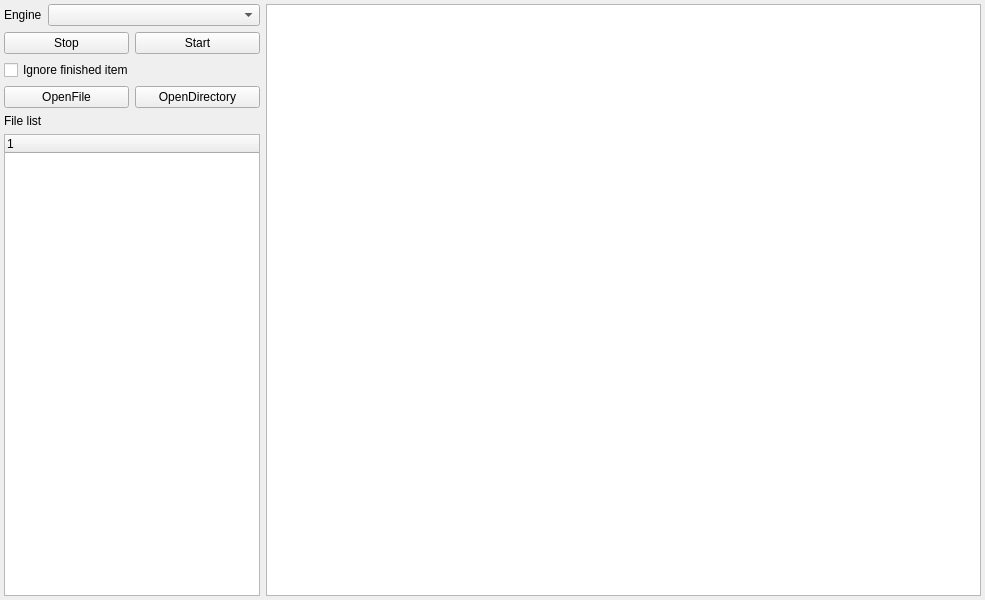
x-tools-author/x-tools, file xapps/xlinguist/src/mainwindow.ui: the form before one commit.
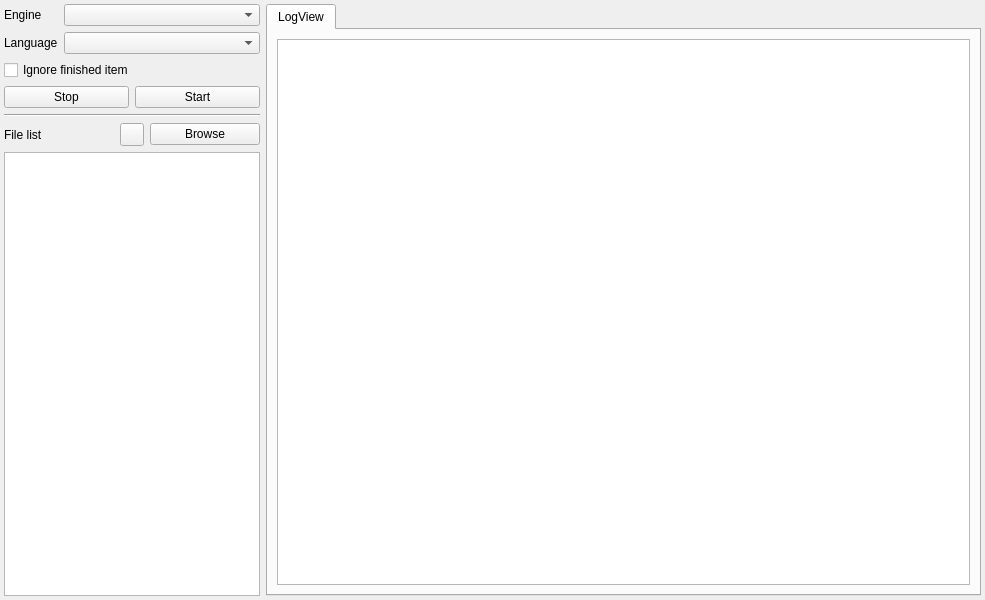
The form after the commit.

The edit to the form file:
```diff
--- a/xapps/xlinguist/src/mainwindow.ui
+++ b/xapps/xlinguist/src/mainwindow.ui
@@ -27,13 +27,6 @@
     <property name="bottomMargin">
      <number>4</number>
     </property>
-    <item row="2" column="0" colspan="2">
-     <widget class="QCheckBox" name="checkBoxIgnored">
-      <property name="text">
-       <string>Ignore finished item</string>
-      </property>
-     </widget>
-    </item>
     <item row="0" column="0">
      <widget class="QLabel" name="label">
       <property name="sizePolicy">
@@ -47,25 +40,49 @@
       </property>
      </widget>
     </item>
+    <item row="1" column="0">
+     <widget class="QLabel" name="label_3">
+      <property name="text">
+       <string>Language</string>
+      </property>
+     </widget>
+    </item>
     <item row="5" column="0" colspan="2">
-     <widget class="QTreeWidget" name="treeWidget">
+     <layout class="QHBoxLayout" name="horizontalLayout_2">
+      <item>
+       <widget class="QLabel" name="label_2">
+        <property name="text">
+         <string>File list</string>
+        </property>
+       </widget>
+      </item>
+      <item>
+       <widget class="QToolButton" name="toolButtonRemove">
+        <property name="text">
+         <string notr="true"/>
+        </property>
+       </widget>
+      </item>
+      <item>
+       <widget class="QPushButton" name="pushButtonBrowse">
+        <property name="text">
+         <string>Browse</string>
+        </property>
+       </widget>
+      </item>
+     </layout>
+    </item>
+    <item row="6" column="0" colspan="2">
+     <widget class="QListWidget" name="listWidget">
       <property name="sizePolicy">
        <sizepolicy hsizetype="Preferred" vsizetype="Expanding">
         <horstretch>0</horstretch>
         <verstretch>0</verstretch>
        </sizepolicy>
       </property>
-      <column>
-       <property name="text">
-        <string notr="true">1</string>
-       </property>
-      </column>
      </widget>
     </item>
-    <item row="0" column="2" rowspan="6">
-     <widget class="QTextBrowser" name="textBrowser"/>
-    </item>
-    <item row="1" column="0" colspan="2">
+    <item row="3" column="0" colspan="2">
      <layout class="QHBoxLayout" name="horizontalLayout">
       <item>
        <widget class="QPushButton" name="pushButtonStop">
@@ -84,32 +101,45 @@
      </layout>
     </item>
     <item row="4" column="0" colspan="2">
-     <widget class="QLabel" name="label_2">
+     <widget class="Line" name="line">
+      <property name="orientation">
+       <enum>Qt::Orientation::Horizontal</enum>
+      </property>
+     </widget>
+    </item>
+    <item row="2" column="0" colspan="2">
+     <widget class="QCheckBox" name="checkBoxIgnored">
       <property name="text">
-       <string>File list</string>
+       <string>Ignore finished item</string>
+      </property>
+     </widget>
+    </item>
+    <item row="1" column="1">
+     <widget class="QComboBox" name="comboBoxLanguage">
+      <property name="toolTip">
+       <string>Source Language</string>
       </property>
      </widget>
     </item>
     <item row="0" column="1">
      <widget class="QComboBox" name="comboBoxEngine"/>
     </item>
-    <item row="3" column="0" colspan="2">
-     <layout class="QHBoxLayout" name="horizontalLayout_2">
-      <item>
-       <widget class="QPushButton" name="pushButtonOpenFile">
-        <property name="text">
-         <string>OpenFile</string>
-        </property>
-       </widget>
-      </item>
-      <item>
-       <widget class="QPushButton" name="pushButtonOpenDir">
-        <property name="text">
-         <string>OpenDirectory</string>
-        </property>
-       </widget>
-      </item>
-     </layout>
+    <item row="0" column="2" rowspan="7">
+     <widget class="QTabWidget" name="tabWidget">
+      <property name="currentIndex">
+       <number>0</number>
+      </property>
+      <widget class="QWidget" name="tab">
+       <attribute name="title">
+        <string>LogView</string>
+       </attribute>
+       <layout class="QGridLayout" name="gridLayout_2">
+        <item row="0" column="0">
+         <widget class="QTextBrowser" name="textBrowser"/>
+        </item>
+       </layout>
+      </widget>
+     </widget>
     </item>
    </layout>
   </widget>
```
